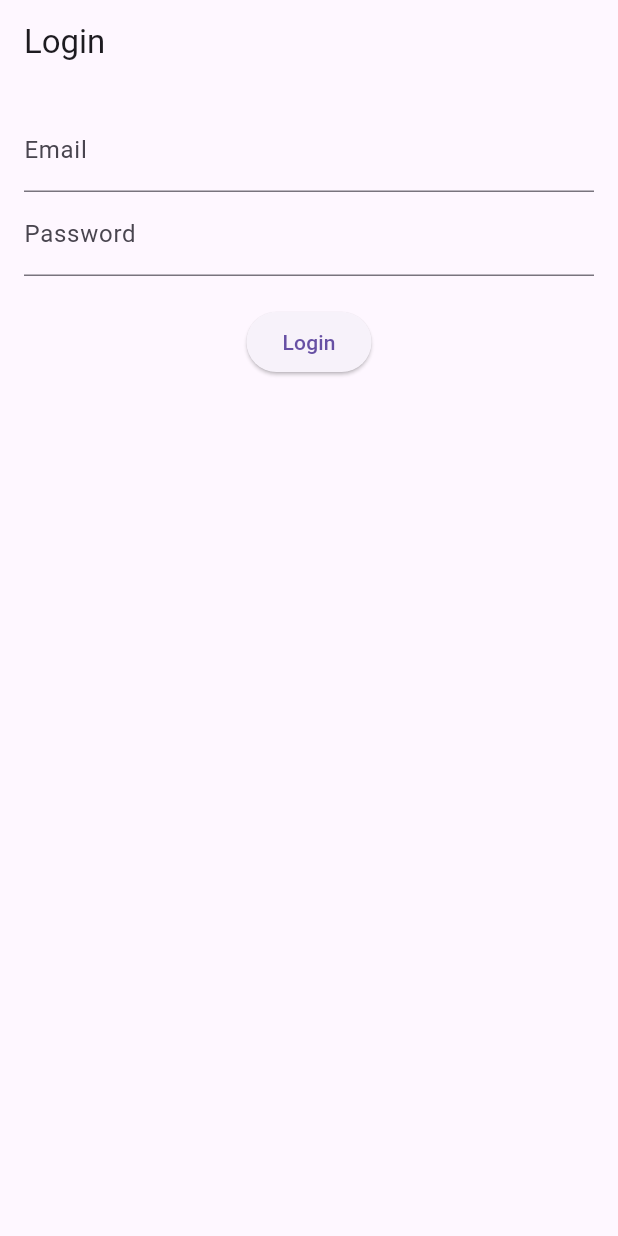
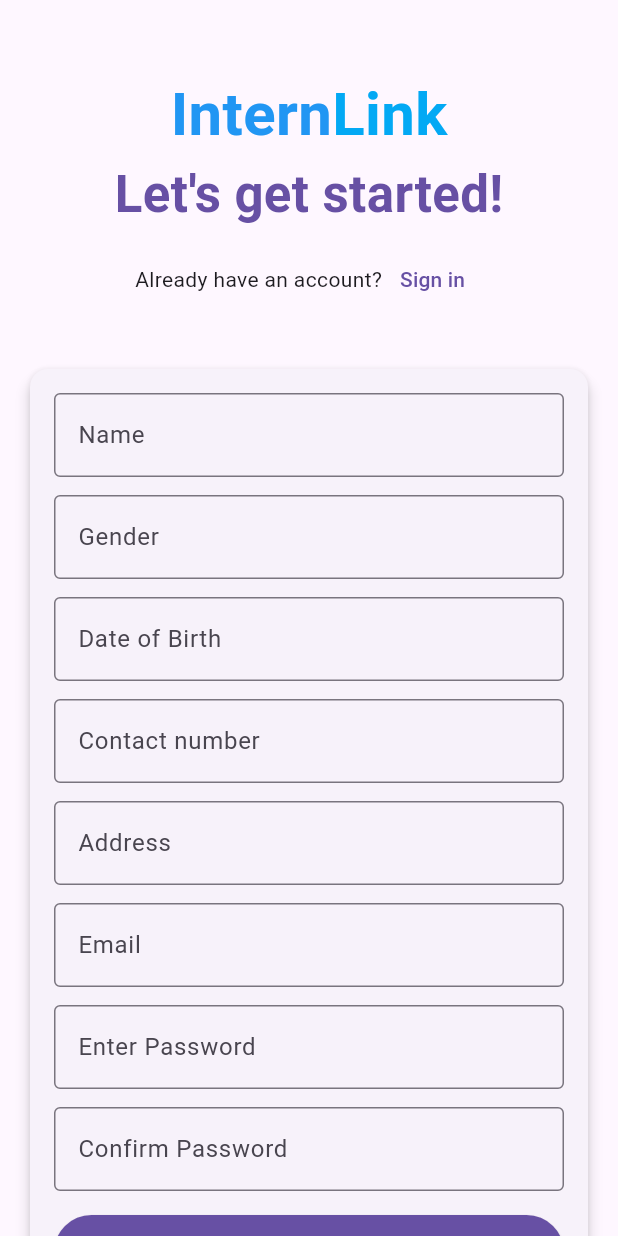
Before and after one commit to school-project-aait/InternLink-Frontend-Flutter, a Flutter app: the screen it shows after launch, on a phone screen of 412 x 824 dp. Run offline on Flutter 3.47's test engine with Material 3 defaults, Android fonts, the phone set to English and light mode, and no system bars; our stand-ins replace dio, flutter_riverpod, flutter_secure_storage, freezed_annotation, go_router.

Commit message:
signup page

```diff
--- a/lib/app_router.dart
+++ b/lib/app_router.dart
@@ -10,6 +10,7 @@
 import 'features/admin/presenation/screens/admin_dashboard.dart';
 import 'features/admin/presenation/screens/status_determiner_screen.dart';
 import 'features/auth/presentation/screens/login_screen.dart';
+import 'features/auth/presentation/screens/signup_screen.dart';
 import 'features/student/student_dashboard.dart';
 
 final appInitializedProvider = StateProvider<bool>((ref) => false);
@@ -19,30 +20,50 @@
   final isInitialized = ref.watch(appInitializedProvider);
 
   return GoRouter(
-    initialLocation: '/login',
+    initialLocation: '/signup',
     redirect: (context, state) async {
       if (!isInitialized) return null;
       if (state.uri.path == '/') return '/login';
 
       final token = await secureStorage.getToken();
-      if (token == null) return '/login';
+      final publicRoutes = ['/login', '/signup'];
+      if (token == null) {
+        // Allow staying on public routes
+        if (publicRoutes.contains(state.uri.path)) {
+          return null;
+        }
+        return '/login';
+      }
+      // if (token == null) return '/login';
 
       try {
         final role = _decodeTokenRole(token);
-        if (state.uri.path == '/login' && role != null) {
+        // Redirect away from public routes when authenticated
+        if (publicRoutes.contains(state.uri.path)) {
           return role == 'admin' ? '/admin' : '/student';
         }
+        // if (state.uri.path == '/login' && role != null) {
+        //   return role == 'admin' ? '/admin' : '/student';
+        // }
         return null;
       } catch (e) {
         await secureStorage.clearToken();
-        return '/login';
+        return publicRoutes.contains(state.uri.path) ? null : '/login';
+        // return '/login';
       }
     },
     routes: [
       GoRoute(
-        path: '/',
-        redirect: (context, state) => '/login',
+        path: '/signup',
+        pageBuilder: (context, state) => MaterialPage(
+          key: state.pageKey,
+          child: const SignUpScreen(),
+        ),
       ),
+      // GoRoute(
+      //   path: '/',
+      //   redirect: (context, state) => '/login',
+      // ),
       GoRoute(
         path: '/login',
         pageBuilder: (context, state) => MaterialPage(
--- a/lib/core/constants/api_endpoints.dart
+++ b/lib/core/constants/api_endpoints.dart
@@ -1,6 +1,7 @@
 class ApiEndpoints {
   static const String baseUrl = 'http://10.0.2.2:3000/api';
   static const String login = '/auth/login';
+  static const String signup = '/auth/signup';
   static const String addInternship = '/internships'; // POST
   static const String editInternship = '/internships'; // PUT
   static const String getDropdownData = '/internships/dropdown-data';
--- a/lib/features/auth/data/datasource/remote/auth_remote_data_source.dart
+++ b/lib/features/auth/data/datasource/remote/auth_remote_data_source.dart
@@ -26,4 +26,34 @@
       token: data['token'],
     );
   }
+
+  Future<User> signUp({
+    required String name,
+    required String email,
+    required String password,
+    required String gender,
+    required String dob,
+    required String phone,
+    required String address,
+  }) async {
+    final response = await dio.post(
+      ApiEndpoints.signup,
+      data: {
+        'name': name,
+        'email': email,
+        'password': password,
+        'gender': gender,
+        'birth_date': dob,
+        'phone': phone,
+        'address': address,
+      },
+    );
+    final data = response.data;
+    return User(
+      id: data['user']['id'].toString(),
+      email: data['user']['email'],
+      role: data['user']['role'] ?? 'student',
+      token: data['token'],
+    );
+  }
 }
--- a/lib/features/auth/data/repositories/auth_repository_impl.dart
+++ b/lib/features/auth/data/repositories/auth_repository_impl.dart
@@ -3,6 +3,7 @@
 import 'package:dio/dio.dart';
 
 // import '../data_sources/remote/auth_remote_data_source.dart';
+import '../../../../core/exceptions/auth_exception.dart';
 import '../datasource/remote/auth_remote_data_source.dart';
 import '../model/user_model.dart';
 // import '../models/user_model.dart';
@@ -28,4 +29,27 @@
     }
     return 'Network error occurred';
   }
+  Future<void> signUp({
+    required String name,
+    required String email,
+    required String password,
+    required String gender,
+    required String dob,
+    required String phone,
+    required String address,
+  }) async {
+    try {
+      await _remoteDataSource.signUp(
+        name: name,
+        email: email,
+        password: password,
+        gender: gender,
+        dob: dob,
+        phone: phone,
+        address: address,
+      );
+    } on DioException catch (e) {
+      throw AuthException.fromDioError(e);
+    }
+  }
 }
--- /dev/null
+++ b/lib/features/auth/presentation/screens/signup_screen.dart
@@ -0,0 +1,218 @@
+
+// features/auth/presentation/screens/signup_screen.dart
+// signup_screen.dart
+import 'package:flutter/material.dart';
+import 'package:flutter_riverpod/flutter_riverpod.dart';
+// import 'package:internlink_frontend_flutter/core/utils/constants.dart';
+// import 'package:internlink_frontend_flutter/features/auth/presentation/controllers/auth_notifier.dart';
+// import 'package:internlink_frontend_flutter/features/auth/presentation/screens/login_screen.dart';
+// import 'package:internlink_frontend_flutter/features/auth/providers/auth_provider.dart';
+// import 'package:internlink_frontend_flutter/features/auth/providers/auth_state.dart';
+
+import '../../providers/auth_provider.dart';
+import '../../providers/auth_state.dart';
+import 'login_screen.dart';
+
+class SignUpScreen extends ConsumerStatefulWidget {
+  const SignUpScreen({super.key});
+
+  @override
+  ConsumerState<SignUpScreen> createState() => _SignUpScreenState();
+}
+
+class _SignUpScreenState extends ConsumerState<SignUpScreen> {
+  final _nameController = TextEditingController();
+  final _genderController = TextEditingController();
+  final _dobController = TextEditingController();
+  final _phoneController = TextEditingController();
+  final _addressController = TextEditingController();
+  final _emailController = TextEditingController();
+  final _passwordController = TextEditingController();
+  final _confirmPasswordController = TextEditingController();
+
+  @override
+  void dispose() {
+    _nameController.dispose();
+    _genderController.dispose();
+    _dobController.dispose();
+    _phoneController.dispose();
+    _addressController.dispose();
+    _emailController.dispose();
+    _passwordController.dispose();
+    _confirmPasswordController.dispose();
+    super.dispose();
+  }
+
+  @override
+  Widget build(BuildContext context) {
+    final authState = ref.watch(authProvider);
+
+    // Handle signup success
+    ref.listen<AuthState>(authProvider, (_, state) {
+      state.whenOrNull(
+        authenticated: (user) {
+          ScaffoldMessenger.of(context).showSnackBar(
+            const SnackBar(content: Text('Registration successful!')),
+          );
+          Navigator.pushReplacement(
+            context,
+            MaterialPageRoute(builder: (_) => LoginScreen()),
+          );
+        },
+        error: (message) {
+          ScaffoldMessenger.of(context).showSnackBar(
+            SnackBar(content: Text(message)),
+          );
+          ref.read(authProvider.notifier).clearState();
+        },
+      );
+    });
+
+    return Scaffold(
+      body: SingleChildScrollView(
+        padding: const EdgeInsets.all(16),
+        child: Column(
+          crossAxisAlignment: CrossAxisAlignment.center,
+          children: [
+            const SizedBox(height: 32),
+            // Logo
+            Row(
+              mainAxisAlignment: MainAxisAlignment.center,
+              children: [
+                Text(
+                  'Intern',
+                  style: TextStyle(
+                    fontSize: 40,
+                    color: Colors.blue,
+                    fontWeight: FontWeight.bold,
+                  ),
+                ),
+                Text(
+                  'Link',
+                  style: TextStyle(
+                    fontSize: 40,
+                    color:Colors.lightBlue,
+                    fontWeight: FontWeight.bold,
+                  ),
+                ),
+              ],
+            ),
+            Text(
+              "Let's get started!",
+              style: TextStyle(
+                fontSize: 34,
+                color: Theme.of(context).primaryColor,
+                fontWeight: FontWeight.bold,
+              ),
+            ),
+            const SizedBox(height: 8),
+            // Sign in prompt
+            Row(
+              mainAxisAlignment: MainAxisAlignment.center,
+              children: [
+                const Text("Already have an account?"),
+                TextButton(
+                  onPressed: () => Navigator.push(
+                    context,
+                    MaterialPageRoute(builder: (_) => LoginScreen()),
+                  ),
+                  child: Text(
+                    "Sign in",
+                    style: TextStyle(color: Theme.of(context).primaryColor),
+                  ),
+                ),
+              ],
+            ),
+            const SizedBox(height: 32),
+            // Form Card
+            Card(
+              elevation: 4,
+              shape: RoundedRectangleBorder(
+                borderRadius: BorderRadius.circular(12),
+              ),
+              child: Padding(
+                padding: const EdgeInsets.all(16),
+                child: Column(
+                  children: [
+                    _buildTextField(_nameController, 'Name', 'Enter your Full name'),
+                    const SizedBox(height: 12),
+                    _buildTextField(_genderController, 'Gender', 'Male or Female'),
+                    const SizedBox(height: 12),
+                    _buildTextField(_dobController, 'Date of Birth', 'YYYY-MM-DD'),
+                    const SizedBox(height: 12),
+                    _buildTextField(_phoneController, 'Contact number', '+251912341211',
+                        keyboardType: TextInputType.phone),
+                    const SizedBox(height: 12),
+                    _buildTextField(_addressController, 'Address', 'Enter your current address'),
+                    const SizedBox(height: 12),
+                    _buildTextField(_emailController, 'Email', 'example@email.com',
+                        keyboardType: TextInputType.emailAddress),
+                    const SizedBox(height: 12),
+                    _buildTextField(_passwordController, 'Enter Password', 'Create a strong password',
+                        isPassword: true),
+                    const SizedBox(height: 12),
+                    _buildTextField(_confirmPasswordController, 'Confirm Password', 'Re-enter your password',
+                        isPassword: true),
+                    const SizedBox(height: 16),
+                    // Sign up button
+                    ElevatedButton(
+                      onPressed: authState.maybeWhen(
+                        loading: () => null,
+                        orElse: () => _signUp,
+                      ),
+                      // onPressed: authState is _Loading ? null : _signUp,
+                      style: ElevatedButton.styleFrom(
+                        minimumSize: const Size(double.infinity, 50),
+                        backgroundColor: Theme.of(context).primaryColor,
+                      ),
+                      child: authState.maybeWhen(
+                        loading: () => const CircularProgressIndicator(color: Colors.white),
+                        orElse: () => const Text('Sign up', style: TextStyle(fontSize: 20, color: Colors.white)),
+                      ),
+
+                      // child: authState is _Loading
+                      //     ? const CircularProgressIndicator(color: Colors.white)
+                      //     : const Text('Sign up', style: TextStyle(fontSize: 20, color: Colors.white)),
+                    ),
+                  ],
+                ),
+              ),
+            ),
+          ],
+        ),
+      ),
+    );
+  }
+
+  Widget _buildTextField(
+      TextEditingController controller,
+      String label,
+      String placeholder, {
+        TextInputType keyboardType = TextInputType.text,
+        bool isPassword = false,
+      }) {
+    return TextField(
+      controller: controller,
+      decoration: InputDecoration(
+        labelText: label,
+        hintText: placeholder,
+        border: const OutlineInputBorder(),
+      ),
+      obscureText: isPassword,
+      keyboardType: keyboardType,
+    );
+  }
+
+  void _signUp() {
+    ref.read(authProvider.notifier).signUp(
+      name: _nameController.text,
+      email: _emailController.text,
+      password: _passwordController.text,
+      confirmPassword: _confirmPasswordController.text,
+      gender: _genderController.text,
+      dob: _dobController.text,
+      phone: _phoneController.text,
+      address: _addressController.text,
+    );
+  }
+}
--- a/lib/features/auth/providers/auth_provider.dart
+++ b/lib/features/auth/providers/auth_provider.dart
@@ -1,7 +1,15 @@
 import 'package:flutter_riverpod/flutter_riverpod.dart';
+import 'package:intl/intl.dart';
 
+import '../../../core/exceptions/auth_exception.dart';
 import '../../../providers.dart';
 import '../data/repositories/auth_repository_impl.dart';
+import 'auth_state.dart';
+import 'package:flutter_riverpod/flutter_riverpod.dart';
+// import 'package:internlink_frontend_flutter/core/exceptions/auth_exception.dart';
+import 'package:intl/intl.dart';
+// import '../../../data/repositories/auth_repository_impl.dart';
+import '../../../providers.dart';
 import 'auth_state.dart';
 final authProvider = StateNotifierProvider<AuthNotifier, AuthState>((ref) {
   return AuthNotifier(
@@ -15,6 +23,20 @@
   final SecureStorage _secureStorage;
 
   AuthNotifier(this._repository, this._secureStorage) : super(const AuthState.initial());
+
+  bool _isPasswordValid(String password) {
+    final pattern = r'^(?=.*[a-z])(?=.*[A-Z])(?=.*\d).{8,}$';
+    return RegExp(pattern).hasMatch(password);
+  }
+
+  bool _isValidDate(String dateString) {
+    try {
+      DateFormat('yyyy-MM-dd').parseStrict(dateString);
+      return true;
+    } catch (e) {
+      return false;
+    }
+  }
 
   Future<void> login(String email, String password) async {
     state = const AuthState.loading();
@@ -31,4 +53,69 @@
     await _secureStorage.clearToken();
     state = const AuthState.initial();
   }
+  Future<void> signUp({
+    required String name,
+    required String email,
+    required String password,
+    required String confirmPassword,
+    required String gender,
+    required String dob,
+    required String phone,
+    required String address,
+  }) async {
+    if (name.isEmpty) {
+      state = AuthState.error("Name cannot be empty");
+      return;
+    }
+    if (email.isEmpty) {
+      state = AuthState.error("Email cannot be empty");
+      return;
+    }
+    if (password.isEmpty) {
+      state = AuthState.error("Password cannot be empty");
+      return;
+    }
+    if (password != confirmPassword) {
+      state = AuthState.error("Passwords don't match");
+      return;
+    }
+    if (!_isPasswordValid(password)) {
+      state = AuthState.error("Password must contain 8+ chars with uppercase, lowercase and number");
+      return;
+    }
+    if (!_isValidDate(dob)) {
+      state = AuthState.error("Invalid date format. Use YYYY-MM-DD");
+      return;
+    }
+    if (phone.isEmpty) {
+      state = AuthState.error("Phone cannot be empty");
+      return;
+    }
+    if (address.isEmpty) {
+      state = AuthState.error("Address cannot be empty");
+      return;
+    }
+
+    state = AuthState.loading();
+    try {
+      await _repository.signUp(
+        name: name,
+        email: email,
+        password: password,
+        gender: gender,
+        dob: dob,
+        phone: phone,
+        address: address,
+      );
+      state = const AuthState.initial(); // You can show success message if needed
+    } on AuthException catch (e) {
+      state = AuthState.error(e.message);
+    } catch (e) {
+      state = AuthState.error("Registration failed. Please try again.");
+    }
+  }
+
+  void clearState() {
+    state = const AuthState.initial();
+  }
 }
--- a/lib/features/auth/providers/auth_state.dart
+++ b/lib/features/auth/providers/auth_state.dart
@@ -1,10 +1,8 @@
+
+
 import 'package:freezed_annotation/freezed_annotation.dart';
 
 import '../data/model/user_model.dart';
-
-
-// import '../domain/models/user_model.dart';
-
 part 'auth_state.freezed.dart';
 
 @freezed
```
